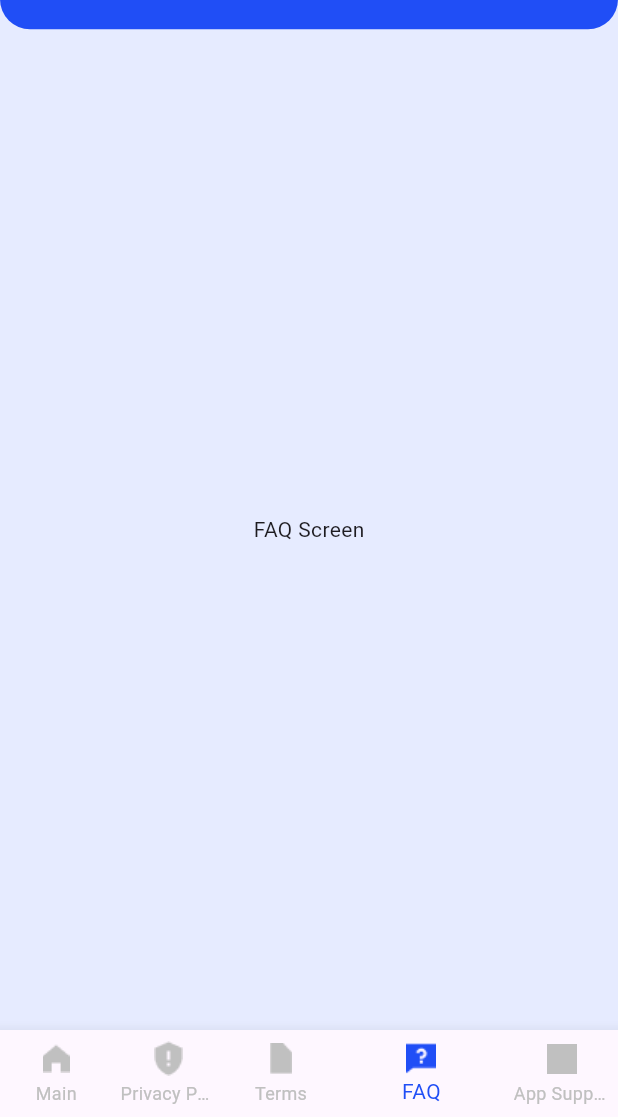
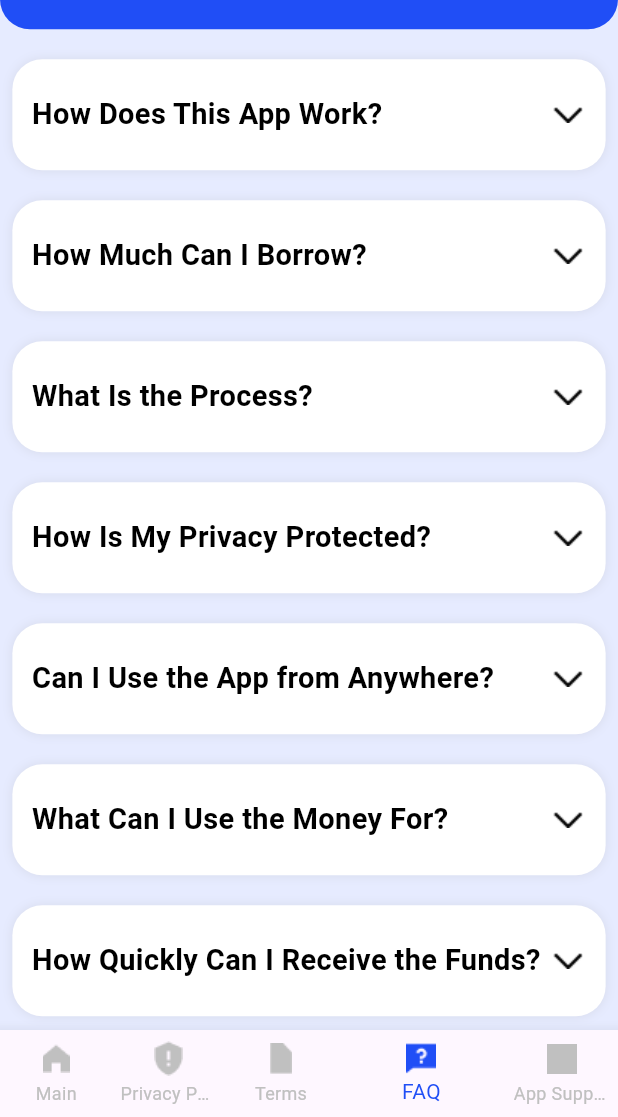
Before and after one commit to Yura-0/boosta_test, a Flutter app: the screen it shows after launch, swiped to page 4, on a phone screen of 412 x 824 dp, the part 119-1236 px from its top. Run offline on Flutter 3.47's test engine with Material 3 defaults, Android fonts, the phone set to English and light mode, and no system bars; our stand-ins replace responsive_sizer.

Commit message:
add faq screen

```diff
--- a/lib/core/consts.dart
+++ b/lib/core/consts.dart
@@ -1,4 +1,26 @@
 abstract class Consts {
   static const String privacyHeaderText = 'Dislosure';
   static const String privacyPolicyText = "We don’t directly provide loans. We just offer you to submit te application form and get connected with the direct lenders that offer and cash advanced. Get to the application form, fill it out and submit. You will get connected with the direct lender that will inform you if your request is approved We don’t directly provide loans. We just offer you to submit te application form and get connected with the direct lenders that offer and cash advanced. Get to the application form, fill it out and submit. You will get connected with the direct lender that will inform you if your request is approved";
+  static const String firstQustionHeader = "How Does This App Work?";
+  static const String firstQustionText = "This app allows users to obtain online loans to address urgent and temporary financial needs, such as unexpected bills, repairs, or immediate purchases.";
+  static const String secondQustionHeader = "How Much Can I Borrow?";
+  static const String secondQustionText = "You can apply for a loan between \$100 and \$2,500, based on your individual requirements.";
+  static const String thirdQustionHeader = "What Is the Process?";
+  static const String thirdQustionText = "1. Choose an Amount: Complete the loan request form with your personal information.\n2. Review the Offer: If a lender provides an offer, carefully review the loan terms and digitally sign the agreement if you want to proceed.\n3. Receive Funds: Typically, the funds are deposited into your bank account by the next business day.";
+  static const String fourthQustionHeader = "How Is My Privacy Protected?";
+  static const String fourthQustionText = "The app uses 256-bit encryption to ensure that all data transfers are secure.";
+  static const String fifthQustionHeader = "Can I Use the App from Anywhere?";
+  static const String fifthQustionText = "Yes, the app is accessible from any location with an internet connection, whether you’re at home or on the move.";
+  static const String sixthQustionHeader = "What Can I Use the Money For?";
+  static const String sixthQustionText = "You can use the loan for any purpose, unlike loans with specific uses, such as car financing";
+  static const String seventhQustionHeader = "How Quickly Can I Receive the Funds?";
+  static const String seventhQustionText = "Funds are generally transferred to your account by the next business day after you sign the digital agreement.";
+  static const String eighthQustionHeader = "Is Approval Guaranteed?";
+  static const String eighthQustionText = "Approval is not guaranteed, as each lender has their own criteria for approval.";
+  static const String ninethQustionHeader = "How Are Loan Repayments Managed?";
+  static const String ninethQustionText = "Repayments are automatically processed according to the agreed-upon schedule, helping you avoid missed payments.";
+  static const String tenthQustionHeader = "Who Can Use the App?";
+  static const String tenthQustionText = "To use the app, you must:\n- Be at least 18 years old.\n- Have a checking or savings account with direct deposit.\n- Have a stable income of at least \$800 per month.\n- Not be a regular or reserve member of the military (or a dependent).";
+  static const String eleventhQustionHeader = "Does It Cost to Use the App?";
+  static const String eleventhQustionText = "The app itself is free to use. Any associated fees are determined between you and the lender.";
 }
--- a/lib/core/image_assets.dart
+++ b/lib/core/image_assets.dart
@@ -1,5 +1,6 @@
 abstract class ImgAssets {
   static const String arrowBack = 'assets/images/arrow_back.png';
+  static const String arrowDown = 'assets/images/arrow_down.png';
   static const String faq = 'assets/images/faq.png';
   static const String home = 'assets/images/home.png';
   static const String point = 'assets/images/point.png';
--- a/lib/features/faq/faq_screen.dart
+++ b/lib/features/faq/faq_screen.dart
@@ -1,12 +1,58 @@
+import 'package:boosty_test/features/faq/widgets/question_card.dart';
 import 'package:flutter/material.dart';
+import 'package:responsive_sizer/responsive_sizer.dart';
+
+import '../../core/consts.dart';
 
 class FAQScreen extends StatelessWidget {
   const FAQScreen({super.key});
 
   @override
   Widget build(BuildContext context) {
-    return const Center(
-      child: Text('FAQ Screen'),
+    return SingleChildScrollView(
+      child: Padding(
+        padding: EdgeInsets.symmetric(horizontal: Adaptive.w(2)),
+        child: const Column(
+          children: [
+            SizedBox(
+              height: 10,
+            ),
+            QuestionCard(
+                headerText: Consts.firstQustionHeader,
+                contentText: Consts.firstQustionText),
+            QuestionCard(
+                headerText: Consts.secondQustionHeader,
+                contentText: Consts.secondQustionText),
+            QuestionCard(
+                headerText: Consts.thirdQustionHeader,
+                contentText: Consts.thirdQustionText),
+            QuestionCard(
+                headerText: Consts.fourthQustionHeader,
+                contentText: Consts.fourthQustionText),
+            QuestionCard(
+                headerText: Consts.fifthQustionHeader,
+                contentText: Consts.fifthQustionText),
+            QuestionCard(
+                headerText: Consts.sixthQustionHeader,
+                contentText: Consts.sixthQustionText),
+            QuestionCard(
+                headerText: Consts.seventhQustionHeader,
+                contentText: Consts.seventhQustionText),
+            QuestionCard(
+                headerText: Consts.eighthQustionHeader,
+                contentText: Consts.eighthQustionText),
+            QuestionCard(
+                headerText: Consts.ninethQustionHeader,
+                contentText: Consts.ninethQustionText),
+            QuestionCard(
+                headerText: Consts.tenthQustionHeader,
+                contentText: Consts.tenthQustionText),
+            QuestionCard(
+                headerText: Consts.eleventhQustionHeader,
+                contentText: Consts.eleventhQustionText),
+          ],
+        ),
+      ),
     );
   }
 }
--- /dev/null
+++ b/lib/features/faq/widgets/question_card.dart
@@ -0,0 +1,127 @@
+import 'package:flutter/material.dart';
+import 'package:responsive_sizer/responsive_sizer.dart';
+
+import '../../../core/image_assets.dart';
+
+class QuestionCard extends StatefulWidget {
+  final String headerText;
+  final String contentText;
+
+  const QuestionCard({
+    Key? key,
+    required this.headerText,
+    required this.contentText,
+  }) : super(key: key);
+
+  @override
+  _QuestionCardState createState() => _QuestionCardState();
+}
+
+class _QuestionCardState extends State<QuestionCard>
+    with SingleTickerProviderStateMixin {
+  bool _isExpanded = false;
+  late AnimationController _animationController;
+  late Animation<double> _animation;
+
+  @override
+  void initState() {
+    super.initState();
+    _animationController = AnimationController(
+      duration: const Duration(milliseconds: 300),
+      vsync: this,
+    );
+    _animation = Tween<double>(begin: 0, end: 0.5).animate(
+      CurvedAnimation(parent: _animationController, curve: Curves.easeInOut),
+    );
+  }
+
+  void _toggleExpansion() {
+    setState(() {
+      if (_isExpanded) {
+        _animationController.reverse();
+      } else {
+        _animationController.forward();
+      }
+      _isExpanded = !_isExpanded;
+    });
+  }
+
+  @override
+  Widget build(BuildContext context) {
+    return Padding(
+      padding: const EdgeInsets.symmetric(vertical: 10),
+      child: GestureDetector(
+        onTap: _toggleExpansion,
+        child: AnimatedContainer(
+          duration: const Duration(milliseconds: 300),
+          curve: Curves.easeInOut,
+          padding: const EdgeInsets.all(13),
+          decoration: BoxDecoration(
+            color: Colors.white,
+            borderRadius: BorderRadius.circular(20),
+            boxShadow: [
+              BoxShadow(color: Colors.grey.withOpacity(0.2), blurRadius: 5)
+            ],
+          ),
+          child: Column(
+            crossAxisAlignment: CrossAxisAlignment.start,
+            children: [
+              Padding(
+                padding: const EdgeInsets.only(top: 10),
+                child: Row(
+                  mainAxisAlignment: MainAxisAlignment.spaceBetween,
+                  children: [
+                    Expanded(
+                      child: Text(
+                        widget.headerText,
+                        style: TextStyle(
+                          color: Colors.black,
+                          fontSize: 18.sp,
+                          fontWeight: FontWeight.bold,
+                        ),
+                        softWrap:  true,
+
+                      ),
+                    ),
+                    RotationTransition(
+                      turns: _animation,
+                      child: const ImageIcon(AssetImage(ImgAssets.arrowDown,), color: Colors.black,)
+                    ),
+                  ],
+                ),
+              ),
+              const SizedBox(height: 10),
+              AnimatedSize(
+                duration: const Duration(milliseconds: 300),
+                curve: Curves.easeInOut,
+                child: _isExpanded
+                    ? LayoutBuilder(
+                      builder: (context, constraints) {
+                        return Text(
+                          widget.contentText,
+                          style: TextStyle(
+                            color: Colors.black,
+                            fontSize: 16.sp,
+                            fontWeight: FontWeight.w500,
+                          ),
+                          textAlign: TextAlign.justify,
+                          softWrap:  true,
+
+                        );
+                      },
+                    )
+                    : const SizedBox.shrink(),
+              ),
+            ],
+          ),
+        ),
+      ),
+    );
+  }
+
+  @override
+  void dispose() {
+    _animationController.dispose();
+    super.dispose();
+  }
+}
--- a/lib/features/home/home_screen.dart
+++ b/lib/features/home/home_screen.dart
@@ -76,7 +76,7 @@ class _HomeScreenState extends State<HomeScreen> {
       case 1:
         return 'Privacy Policy';
       case 2:
-        return 'Terms';
+        return 'Terms of Use';
       case 3:
         return 'FAQ';
       case 4:
--- a/lib/features/privacy_policy/privacy_policy_screen.dart
+++ b/lib/features/privacy_policy/privacy_policy_screen.dart
@@ -1,4 +1,5 @@
 import 'package:flutter/material.dart';
+import 'package:responsive_sizer/responsive_sizer.dart';
 
 import 'widgets/text_card.dart';
 
@@ -7,8 +8,10 @@ class PrivacyPolicyScreen extends StatelessWidget {
 
   @override
   Widget build(BuildContext context) {
-    return const SingleChildScrollView(
-      child: Column(
+    return  SingleChildScrollView(
+      child: Padding(
+        padding: EdgeInsets.symmetric(horizontal: Adaptive.w(2)),
+        child: const Column(
           children: [
             SizedBox(
               height: 10,
@@ -17,6 +20,7 @@ class PrivacyPolicyScreen extends StatelessWidget {
             TextCard(),
           ],
         ),
+      ),
     );
   }
 }
--- a/lib/features/terms/terms_screen.dart
+++ b/lib/features/terms/terms_screen.dart
@@ -1,4 +1,5 @@
 import 'package:flutter/material.dart';
+import 'package:responsive_sizer/responsive_sizer.dart';
 
 import '../privacy_policy/widgets/text_card.dart';
 
@@ -7,8 +8,10 @@ class TermsScreen extends StatelessWidget {
 
   @override
   Widget build(BuildContext context) {
-    return const SingleChildScrollView(
-      child: Column(
+    return  SingleChildScrollView(
+      child: Padding(
+        padding: EdgeInsets.symmetric(horizontal: Adaptive.w(2)),
+        child: const Column(
           children: [
             SizedBox(
               height: 10,
@@ -17,6 +20,7 @@ class TermsScreen extends StatelessWidget {
             TextCard(),
           ],
         ),
+      ),
     );
   }
 }
```
Also changed, not shown: assets/images/arrow_down.png (added). Lines whose indentation alone changed are shown as unchanged.
